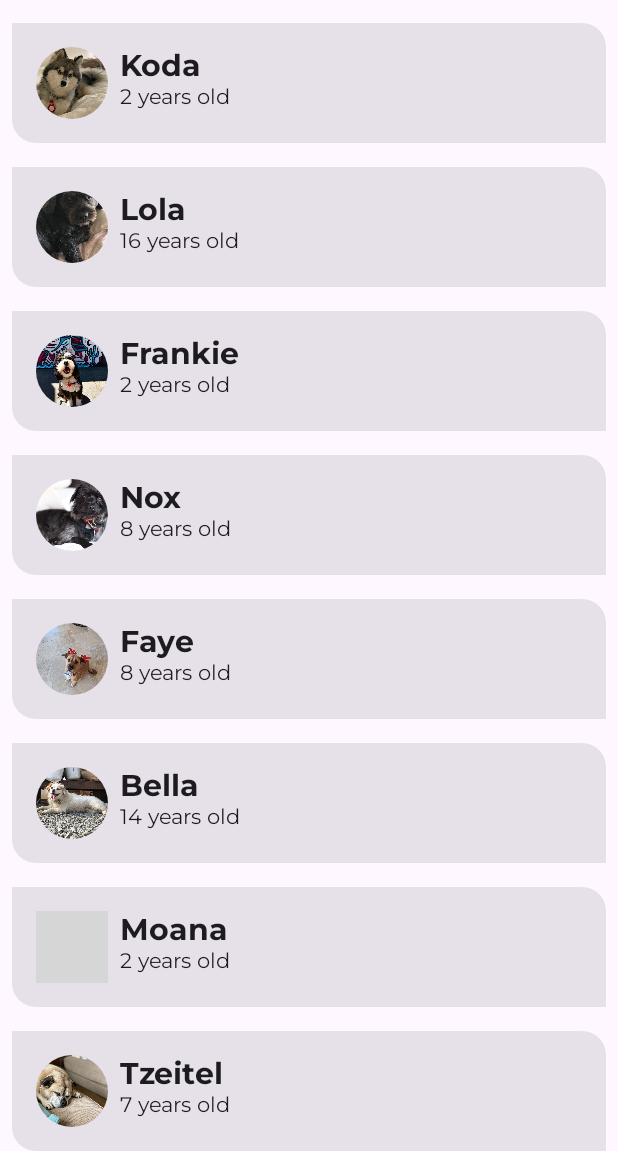
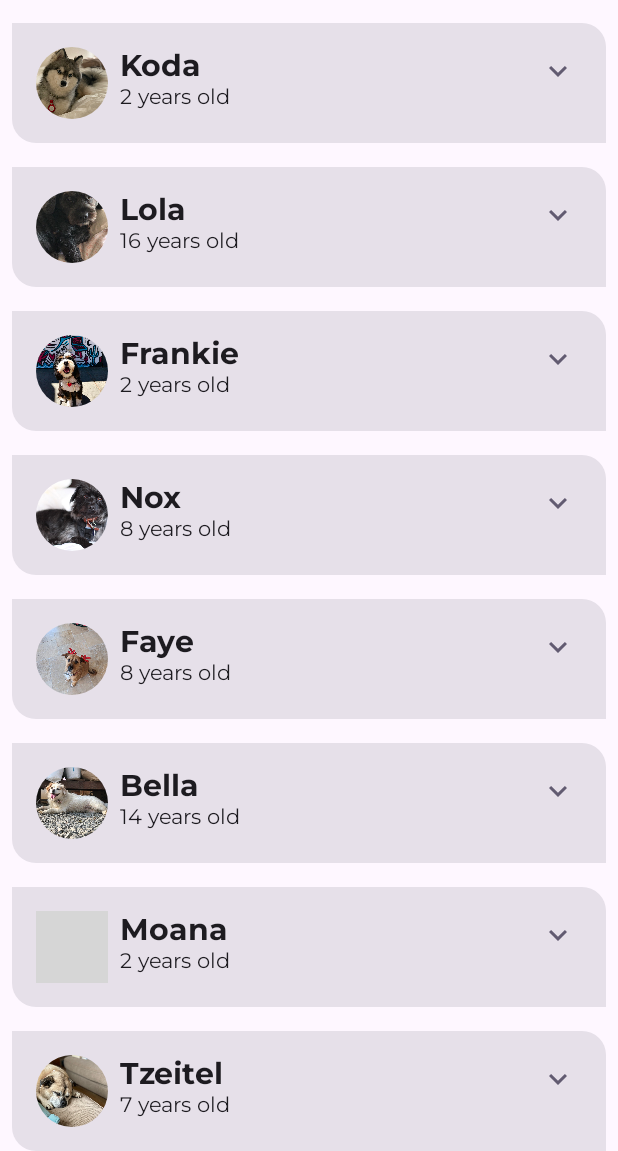
Before and after one commit to s1sy4/unit3-pathway3-lab5-, an Android app built with Jetpack Compose: the screen it shows after launch (MainActivity), on a phone screen of 412 x 824 dp, the part 85-1236 px from its top. Run offline under Robolectric (Android 15) with nearby library versions, the phone set to English and light mode, and no system bars; grey boxes are pictures that could not be loaded.

Commit message:
feat: add expandable dog cards with hobby section

```diff
--- a/app/src/main/java/com/example/woof/MainActivity.kt
+++ b/app/src/main/java/com/example/woof/MainActivity.kt
@@ -21,22 +21,34 @@ import androidx.activity.ComponentActivity
 import androidx.activity.compose.setContent
 import androidx.annotation.DrawableRes
 import androidx.annotation.StringRes
+import androidx.compose.animation.core.Spring
+import androidx.compose.animation.core.spring
 import androidx.compose.foundation.Image
 import androidx.compose.foundation.layout.Column
 import androidx.compose.foundation.layout.Row
+import androidx.compose.foundation.layout.Spacer
 import androidx.compose.foundation.layout.fillMaxSize
 import androidx.compose.foundation.layout.fillMaxWidth
 import androidx.compose.foundation.layout.padding
 import androidx.compose.foundation.layout.size
 import androidx.compose.foundation.lazy.LazyColumn
 import androidx.compose.foundation.lazy.items
+import androidx.compose.material.icons.Icons
+import androidx.compose.material.icons.filled.ExpandLess
+import androidx.compose.material.icons.filled.ExpandMore
 import androidx.compose.material3.Card
 import androidx.compose.material3.CenterAlignedTopAppBar
+import androidx.compose.material3.Icon
+import androidx.compose.material3.IconButton
 import androidx.compose.material3.MaterialTheme
 import androidx.compose.material3.Scaffold
 import androidx.compose.material3.Surface
 import androidx.compose.material3.Text
 import androidx.compose.runtime.Composable
+import androidx.compose.runtime.getValue
+import androidx.compose.runtime.mutableStateOf
+import androidx.compose.runtime.remember
+import androidx.compose.runtime.setValue
 import androidx.compose.ui.Alignment
 import androidx.compose.ui.Modifier
 import androidx.compose.ui.draw.clip
@@ -97,17 +109,63 @@ fun DogItem(
     dog: Dog,
     modifier: Modifier = Modifier
 ) {
+    var expanded by remember { mutableStateOf(false) }
     Card(
         modifier = modifier
     ) {
-        Row(
+        Column(
             modifier = Modifier
-                .fillMaxWidth()
-                .padding(dimensionResource(R.dimen.padding_small))
         ) {
-            DogIcon(dog.imageResourceId)
-            DogInformation(dog.name, dog.age)
+            Row(
+                modifier = Modifier
+                    .fillMaxWidth()
+                    .padding(dimensionResource(R.dimen.padding_small))
+            ) {
+                DogIcon(dog.imageResourceId)
+                DogInformation(dog.name, dog.age)
+                Spacer(Modifier.weight(1f))
+                DogItemButton(
+                    expanded = expanded,
+                    onClick = { expanded = !expanded },
+                )
+            }
+            if (expanded) {
+                DogHobby(
+                    dog.hobbies, modifier = Modifier.padding(
+                        start = dimensionResource(R.dimen.padding_medium),
+                        top = dimensionResource(R.dimen.padding_small),
+                        bottom = dimensionResource(R.dimen.padding_medium),
+                        end = dimensionResource(R.dimen.padding_medium)
+                    )
+                )
+            }
         }
+    }
+}
+
+/**
+ * Composable that displays a button that is clickable and displays an expand more or an expand less
+ * icon.
+ *
+ * @param expanded represents whether the expand more or expand less icon is visible
+ * @param onClick is the action that happens when the button is clicked
+ * @param modifier modifiers to set to this composable
+ */
+@Composable
+private fun DogItemButton(
+    expanded: Boolean,
+    onClick: () -> Unit,
+    modifier: Modifier = Modifier
+) {
+    IconButton(
+        onClick = onClick,
+        modifier = modifier
+    ) {
+        Icon(
+            imageVector = if (expanded) Icons.Filled.ExpandLess else Icons.Filled.ExpandMore,
+            contentDescription = stringResource(R.string.expand_button_content_description),
+            tint = MaterialTheme.colorScheme.secondary
+        )
     }
 }
 
@@ -198,6 +256,31 @@ fun DogInformation(
 }
 
 /**
+ * Composable that displays a dog's hobbies.
+ *
+ * @param dogHobby is the resource ID for the text string of the hobby to display
+ * @param modifier modifiers to set to this composable
+ */
+@Composable
+fun DogHobby(
+    @StringRes dogHobby: Int,
+    modifier: Modifier = Modifier
+) {
+    Column(
+        modifier = modifier
+    ) {
+        Text(
+            text = stringResource(R.string.about),
+            style = MaterialTheme.typography.labelSmall
+        )
+        Text(
+            text = stringResource(dogHobby),
+            style = MaterialTheme.typography.bodyLarge
+        )
+    }
+}
+
+/**
  * Composable that displays what the UI of the app looks like in light theme in the design tab.
  */
 @Preview
```
